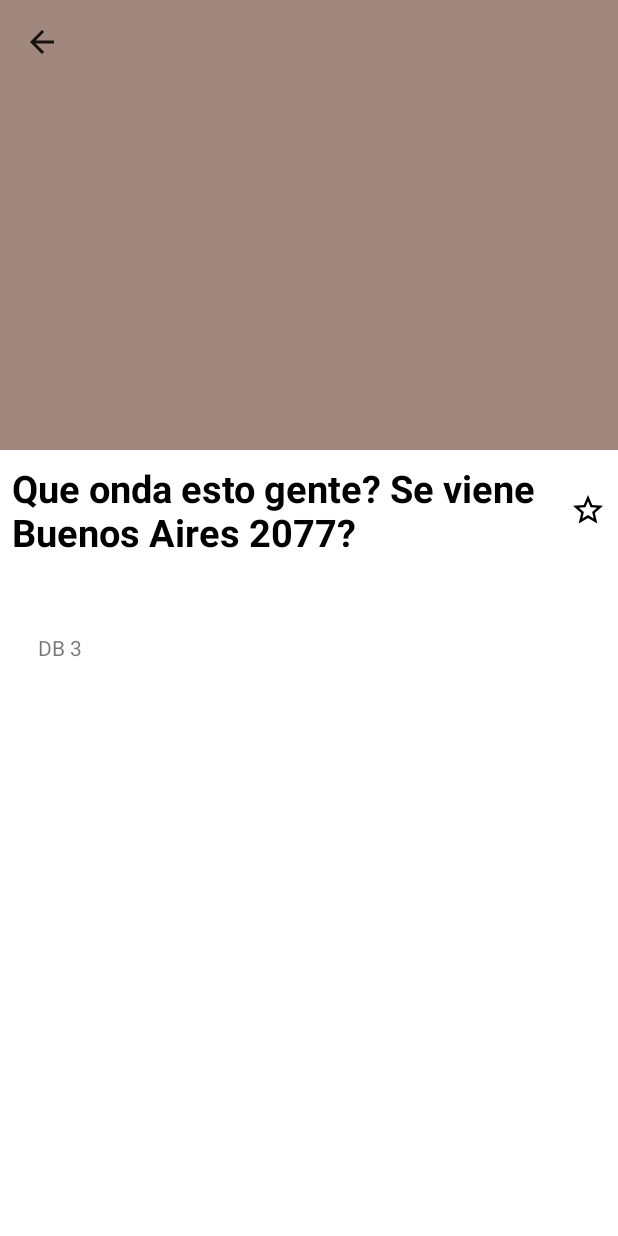
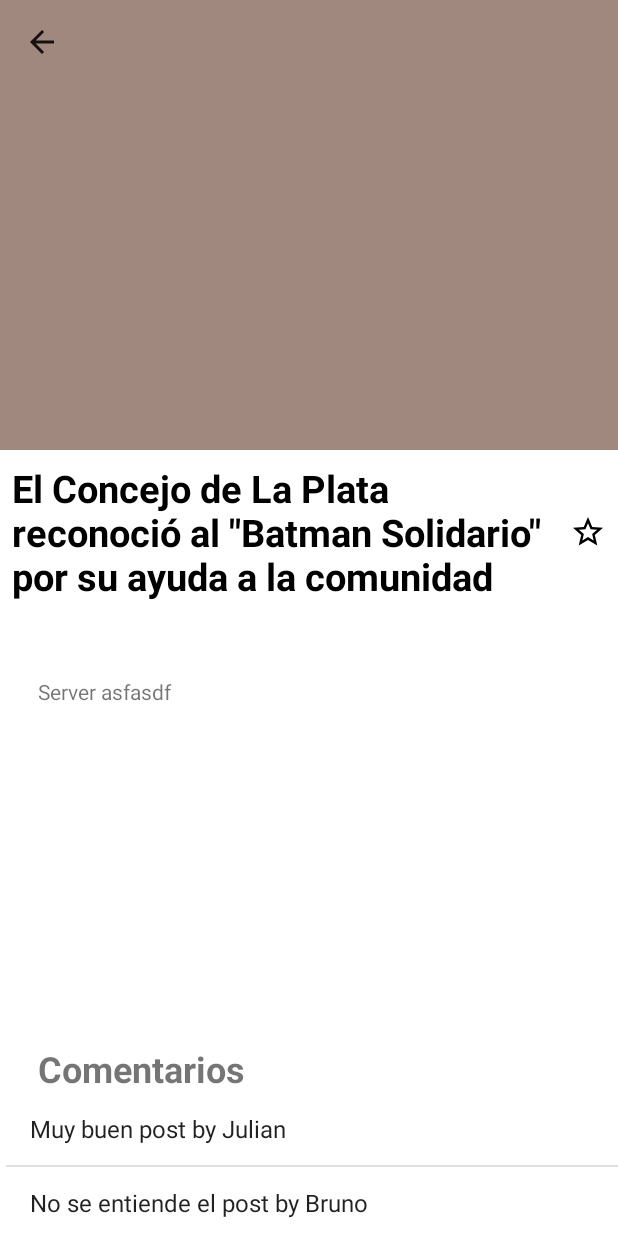
Before and after one commit to nourthe/soft-eng-project, an Android app: the MainActivity screen opened directly, with no data from a screen before it, after a tap on an icon or button, on a phone screen of 412 x 824 dp. Run offline under Robolectric (Android 15) with nearby library versions, the phone set to English and light mode, and no system bars.

Commit message:
Permite ver comentarios

```diff
--- a/app/src/main/java/com/example/pbt/data/PostData.java
+++ b/app/src/main/java/com/example/pbt/data/PostData.java
@@ -1,5 +1,6 @@
 package com.example.pbt.data;
 
+import com.example.pbt.model.Comment;
 import com.example.pbt.model.PBT;
 import com.example.pbt.model.Post;
 import com.example.pbt.model.User;
@@ -69,6 +70,9 @@ public class PostData {
         user3.setName("Db user 3");
         post3.setAuthor(user3);
 
+        post3.setDate(new Date());
+        post2.setDate(new Date());
+        post.setDate(new Date());
 
         if (Post.isPostValidForPublishing(post)) postList.add(post);
         if (Post.isPostValidForPublishing(post2)) postList.add(post2);
@@ -85,12 +89,23 @@ public class PostData {
             User user = new User();
             user.setName("Server user");
             post.setAuthor(user);
+            List<Comment> commentList = new ArrayList<>();
+            Comment c1 = new Comment();
+            c1.setAuthor(new User("Julian"));
+            c1.setTitle("Muy buen post");
+            Comment c2 = new Comment();
+            c2.setAuthor(new User("Bruno"));
+            c2.setTitle("No se entiende el post");
+            commentList.add(c1);
+            commentList.add(c2);
+            post.setCommentList(commentList);
         if (Post.isPostValidForPublishing(post)) postList.add(post);
 
 
         Post post2 = new Post();
-        post2.setTitle("El Concejo de La Plata reconoció al \"Batman Solidario\" por su ayuda a la comunidad");
+        post2.setTitle("La carne argentina llegó a los supermercados de Japón a 100 dólares el kilo");
         post2.setDescription("Server asfasdf");
+
         post2.setDate(new Date());
 
         User user2 = new User();
@@ -106,6 +121,10 @@ public class PostData {
         User user3 = new User();
         user3.setName("Server user");
         post3.setAuthor(user3);
+
+        post2.setDate(new Date());
+        post.setDate(new Date());
+        post3.setDate(new Date());
         if (Post.isPostValidForPublishing(post3)) postList.add(post3);
         return postList;
     }
--- a/app/src/main/java/com/example/pbt/model/Comment.java
+++ b/app/src/main/java/com/example/pbt/model/Comment.java
@@ -1,4 +1,11 @@
 package com.example.pbt.model;
 
-public class Comment {
+import android.support.annotation.NonNull;
+
+public class Comment extends Entry{
+    @NonNull
+    @Override
+    public String toString() {
+        return getTitle() + " by " + getAuthor().getName();
+    }
 }
--- a/app/src/main/java/com/example/pbt/model/Post.java
+++ b/app/src/main/java/com/example/pbt/model/Post.java
@@ -36,7 +36,6 @@ public class Post extends Entry {
         if (p.getAuthor().getName() == null) return false;
         if (p.getAuthor().getName().isEmpty()) return false;
         if (p.getLikes().size() != 0) return false;
-        if (p.getCommentList().size() != 0) return false;
         if (p.getTitle().isEmpty()) return false;
         if (p.getDescription().isEmpty()) return false;
         if (p.getDate() == null) return false;
--- a/app/src/main/java/com/example/pbt/model/User.java
+++ b/app/src/main/java/com/example/pbt/model/User.java
@@ -2,6 +2,10 @@ package com.example.pbt.model;
 
 public class User extends Likeable{
 
+    public User(){}
+    public User(String name) {
+        this.name = name;
+    }
 
     private String name;
 
--- a/app/src/main/java/com/example/pbt/view/MainActivity.java
+++ b/app/src/main/java/com/example/pbt/view/MainActivity.java
@@ -17,6 +17,7 @@ import com.example.pbt.R;
 import com.example.pbt.ViewModel.MainViewModel;
 import com.example.pbt.model.Post;
 import com.example.pbt.util.sort.EntryAuthorEntrySort;
+import com.example.pbt.util.sort.EntryDateEntrySort;
 import com.example.pbt.util.sort.EntryFilter;
 import com.example.pbt.util.sort.EntryTitleEntrySort;
 
@@ -35,7 +36,7 @@ public class MainActivity extends AppCompatActivity {
         super.onCreate(savedInstanceState);
         setContentView(R.layout.activity_main);
         initViews();
-        filter = new EntryTitleEntrySort();
+        filter = new EntryDateEntrySort();
         mViewModel = ViewModelProviders.of(this).get(MainViewModel.class);
         filtrarPostAutor = findViewById(R.id.btn_filter_by_post_author);
         filtrarPostsTitulo = findViewById(R.id.btn_filter_by_post_title);
--- a/app/src/main/java/com/example/pbt/view/PostDetailActivity.java
+++ b/app/src/main/java/com/example/pbt/view/PostDetailActivity.java
@@ -5,11 +5,14 @@ import android.support.v7.app.AppCompatActivity;
 import android.os.Bundle;
 import android.support.v7.widget.Toolbar;
 import android.view.View;
+import android.widget.ArrayAdapter;
 import android.widget.ImageButton;
+import android.widget.ListView;
 import android.widget.TextView;
 
 import com.example.pbt.R;
 import com.example.pbt.ViewModel.MainViewModel;
+import com.example.pbt.model.Comment;
 import com.example.pbt.model.Post;
 
 public class PostDetailActivity extends AppCompatActivity {
@@ -18,6 +21,7 @@ public class PostDetailActivity extends AppCompatActivity {
     private MainViewModel mMainViewModel;
     private Post mPost;
     private ImageButton mButtonLike;
+    private ListView commentsList;
 
     @Override
     protected void onCreate(Bundle savedInstanceState) {
@@ -38,6 +42,9 @@ public class PostDetailActivity extends AppCompatActivity {
         mMainViewModel = ViewModelProviders.of(this).get(MainViewModel.class);
         mPost = mMainViewModel.getPost(getIntent().getIntExtra(EXTRA_POST_ID,0));
         mButtonLike = findViewById(R.id.ib_like_post);
+        commentsList = findViewById(R.id.listaComentarios);
+        if (mPost.getCommentList().isEmpty()) ((TextView) (findViewById(R.id.textView3))).setText("No hay comentarios");
+        commentsList.setAdapter(new ArrayAdapter<Comment>(this,android.R.layout.simple_list_item_1,mPost.getCommentList()));
         if (mMainViewModel.isPostLiked(mPost)) {
             mButtonLike.setImageResource(R.drawable.ic_star_black_24dp);
         } else {
--- a/app/src/main/res/layout/activity_post_detail.xml
+++ b/app/src/main/res/layout/activity_post_detail.xml
@@ -91,9 +91,38 @@
                 app:layout_constraintStart_toStartOf="parent"
                 app:layout_constraintTop_toBottomOf="@+id/postTitle"
                 tools:text="Post description" />
+
+            <TextView
+                android:id="@+id/textView3"
+                android:layout_width="wrap_content"
+                android:layout_height="wrap_content"
+                android:layout_marginStart="25dp"
+                android:layout_marginTop="25dp"
+                android:layout_marginBottom="8dp"
+                android:text="Comentarios"
+                android:textSize="24sp"
+                android:textStyle="bold"
+                app:layout_constraintBottom_toBottomOf="parent"
+                app:layout_constraintStart_toStartOf="parent"
+                app:layout_constraintTop_toBottomOf="@id/postDescription" />
+
+            <ListView
+                android:id="@+id/listaComentarios"
+                android:layout_width="wrap_content"
+                android:layout_height="200dp"
+                android:layout_marginStart="8dp"
+                android:layout_marginBottom="8dp"
+                app:layout_constraintBottom_toBottomOf="parent"
+                app:layout_constraintEnd_toEndOf="parent"
+                app:layout_constraintStart_toStartOf="parent"
+                app:layout_constraintTop_toBottomOf="@+id/textView3" />
+
+
         </android.support.constraint.ConstraintLayout>
 
     </android.support.v4.widget.NestedScrollView>
 
 
+
+
 </android.support.design.widget.CoordinatorLayout>
```
